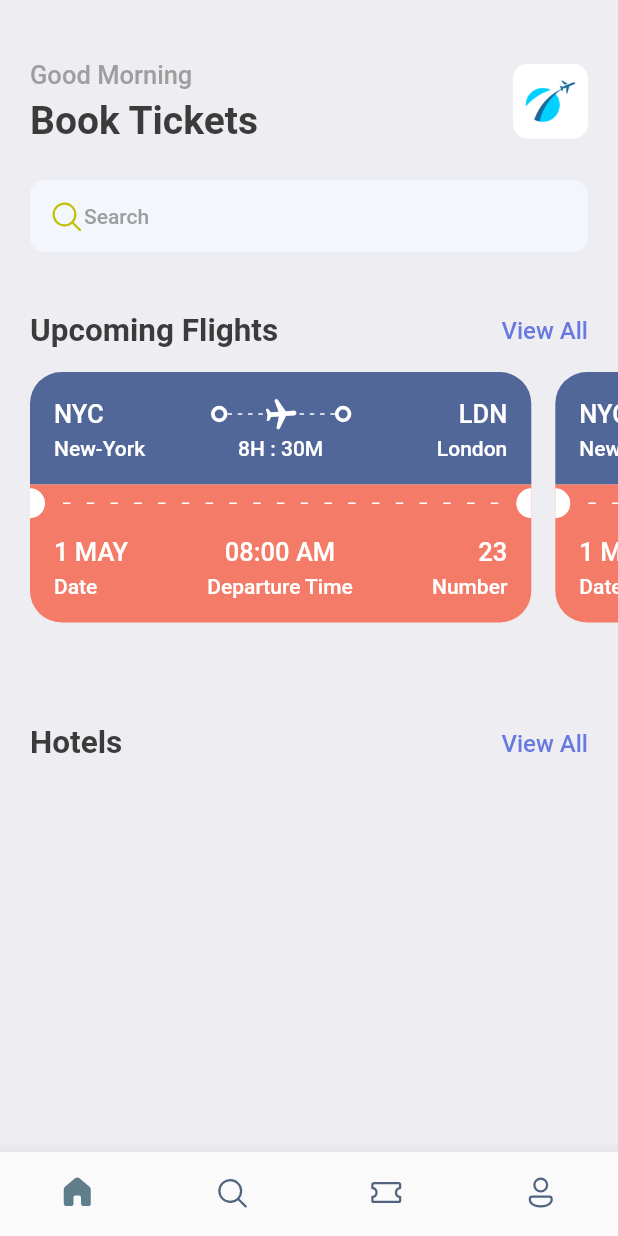
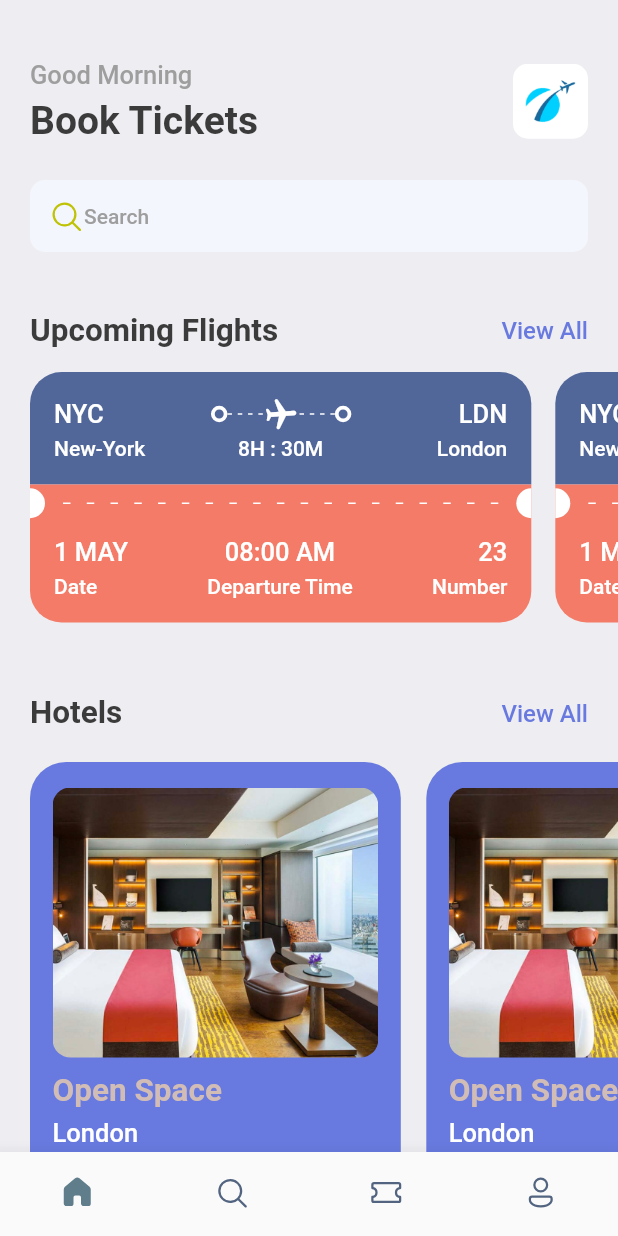
Before and after one commit to hihasan/Booking-App, a Flutter app: the screen it shows after launch, on a phone screen of 412 x 824 dp. Run offline on Flutter 3.47's test engine with Material 2 defaults, Android fonts, the phone set to English and light mode, and no system bars; our stand-ins replace fluentui_icons, gap.

Commit message:
Hotel Screen

```diff
--- a/lib/screens/home_screen.dart
+++ b/lib/screens/home_screen.dart
@@ -1,3 +1,4 @@
+import 'package:booking_app/screens/hotel_screen.dart';
 import 'package:booking_app/screens/ticket_view.dart';
 import 'package:fluentui_icons/fluentui_icons.dart';
 import 'package:flutter/material.dart';
@@ -15,7 +16,6 @@ class HomeScreen extends StatelessWidget {
         children: [
           Container(
             padding: const EdgeInsets.symmetric(horizontal: 20),
-
             child: Column(
               children: [
                 const Gap(40),
@@ -103,7 +103,7 @@ class HomeScreen extends StatelessWidget {
           ),
           const Gap(15),
           Container(
-            padding: const EdgeInsets.symmetric(horizontal: 20, vertical: 20),
+            padding: const EdgeInsets.symmetric(horizontal: 20),
             child: Row(
               mainAxisAlignment: MainAxisAlignment.spaceBetween,
               children: [
@@ -117,9 +117,22 @@ class HomeScreen extends StatelessWidget {
                     },
                     child: Text(
                       "View All",
-                      style: Styles.textStyle
-                          .copyWith(color: Styles.primaryColor),
+                      style:
+                          Styles.textStyle.copyWith(color: Styles.primaryColor),
                     ))
+              ],
+            ),
+          ),
+          const Gap(15),
+          SingleChildScrollView(
+            scrollDirection: Axis.horizontal,
+            padding: EdgeInsets.only(left: 20),
+            child: Row(
+              children: [
+                HotelScreen(),
+                HotelScreen(),
+                HotelScreen(),
+                HotelScreen(),
               ],
             ),
           )
--- /dev/null
+++ b/lib/screens/hotel_screen.dart
@@ -0,0 +1,60 @@
+import 'package:booking_app/utils/app_layout.dart';
+import 'package:booking_app/utils/app_styles.dart';
+import 'package:flutter/cupertino.dart';
+import 'package:flutter/material.dart';
+import 'package:gap/gap.dart';
+
+class HotelScreen extends StatelessWidget {
+  const HotelScreen({Key? key}) : super(key: key);
+
+  @override
+  Widget build(BuildContext context) {
+    final size = AppLayout.getSize(context);
+    return Container(
+      width: size.width * 0.6,
+      height: 350,
+      padding: const EdgeInsets.symmetric(horizontal: 15, vertical: 17),
+      margin: const EdgeInsets.only(right: 17, top: 5, bottom: 17),
+      decoration: BoxDecoration(
+          borderRadius: BorderRadius.circular(24),
+          color: Styles.primaryColor,
+          boxShadow: [
+            BoxShadow(
+              color: Colors.grey.shade200,
+              blurRadius: 2,
+              spreadRadius: 1,
+            )
+          ]),
+      child: Column(
+        crossAxisAlignment: CrossAxisAlignment.start,
+        children: [
+
+          Container(
+            height: 180,
+            decoration: BoxDecoration(
+                borderRadius: BorderRadius.circular(12),
+                color: Styles.primaryColor,
+                image: const DecorationImage(
+                    fit: BoxFit.cover,
+                    image: AssetImage("assets/images/one.png"))),
+          ),
+          const Gap(10),
+          Text(
+            "Open Space",
+            style: Styles.headLineStyle2.copyWith(color: Styles.kakiColor),
+          ),
+          const Gap(5),
+          Text(
+            "London",
+            style: Styles.headLineStyle3.copyWith(color: Colors.white),
+          ),
+          const Gap(8),
+          Text(
+            "\$40/night",
+            style: Styles.headLineStyle.copyWith(color: Styles.kakiColor),
+          ),
+        ],
+      ),
+    );
+  }
+}
--- a/lib/utils/app_styles.dart
+++ b/lib/utils/app_styles.dart
@@ -7,6 +7,7 @@ class Styles{
   static Color textColor = const Color(0xFF3b3b3b);
   static Color bgColor = const Color(0xFFeeedf2);
   static Color orangeColor = const Color(0xFFF37B67);
+  static Color kakiColor = const Color(0xFFd2bdb6);
 
   static TextStyle textStyle = TextStyle(fontSize: 16, color: textColor, fontWeight: FontWeight.w500);
   static TextStyle headLineStyle = TextStyle(fontSize: 26, color: textColor, fontWeight: FontWeight.bold);
```
